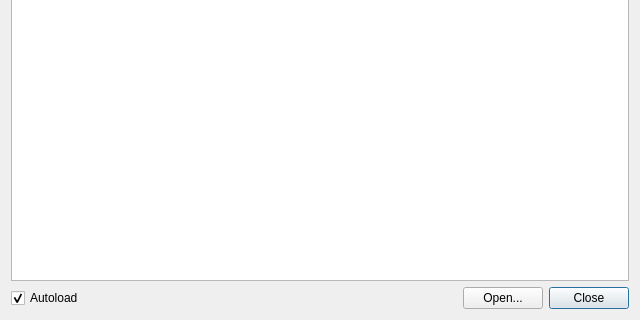
This is neurolabi/gui/dialogs/flyembodyinfodialog.ui in janelia-flyem/NeuTu as Qt 5 draws it before an edit; both pictures show x 0 to 640 and y 286 to 606 of the 640 by 606 pixel window. The edited form follows.
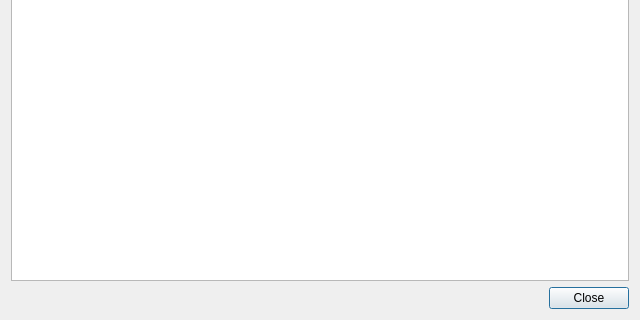
This is the edited form.

Commit message: removed manual load button and autoload checkbox for body info dialog

The edit to the form file:
```diff
--- a/neurolabi/gui/dialogs/flyembodyinfodialog.ui
+++ b/neurolabi/gui/dialogs/flyembodyinfodialog.ui
@@ -32,16 +32,6 @@
    </item>
    <item>
     <layout class="QHBoxLayout" name="horizontalLayout">
-     <item>
-      <widget class="QCheckBox" name="autoloadCheckBox">
-       <property name="text">
-        <string>Autoload</string>
-       </property>
-       <property name="checked">
-        <bool>true</bool>
-       </property>
-      </widget>
-     </item>
      <item>
       <spacer name="horizontalSpacer">
        <property name="orientation">
@@ -55,13 +45,6 @@
        </property>
       </spacer>
      </item>
-     <item>
-      <widget class="QPushButton" name="openButton">
-       <property name="text">
-        <string>Open...</string>
-       </property>
-      </widget>
-     </item>
      <item>
       <widget class="QPushButton" name="closeButton">
        <property name="text">
```
The commit also changes 2 other files.
